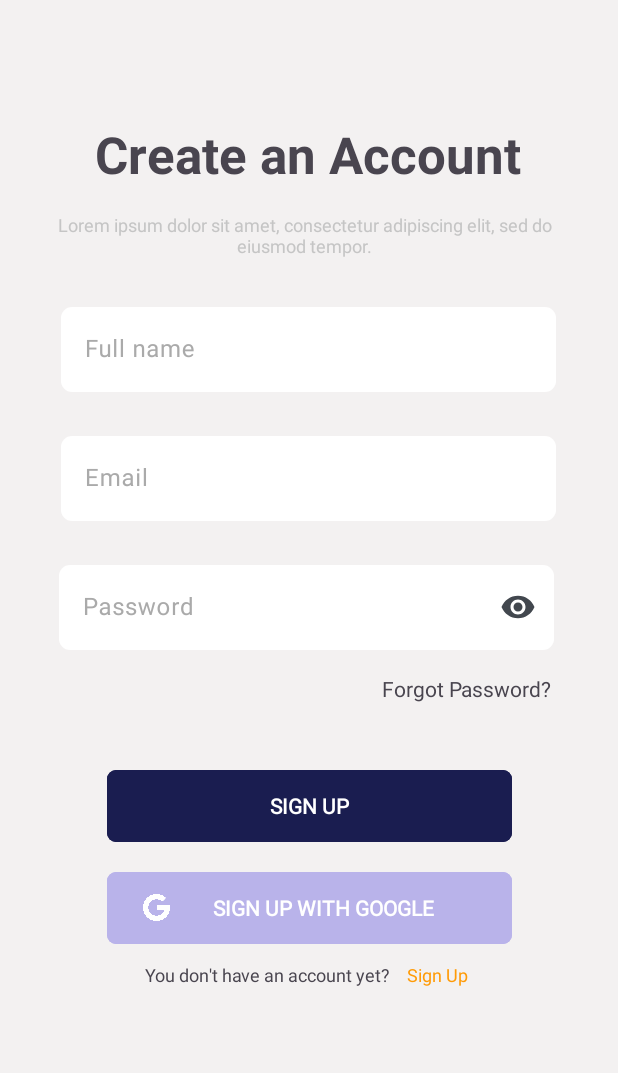
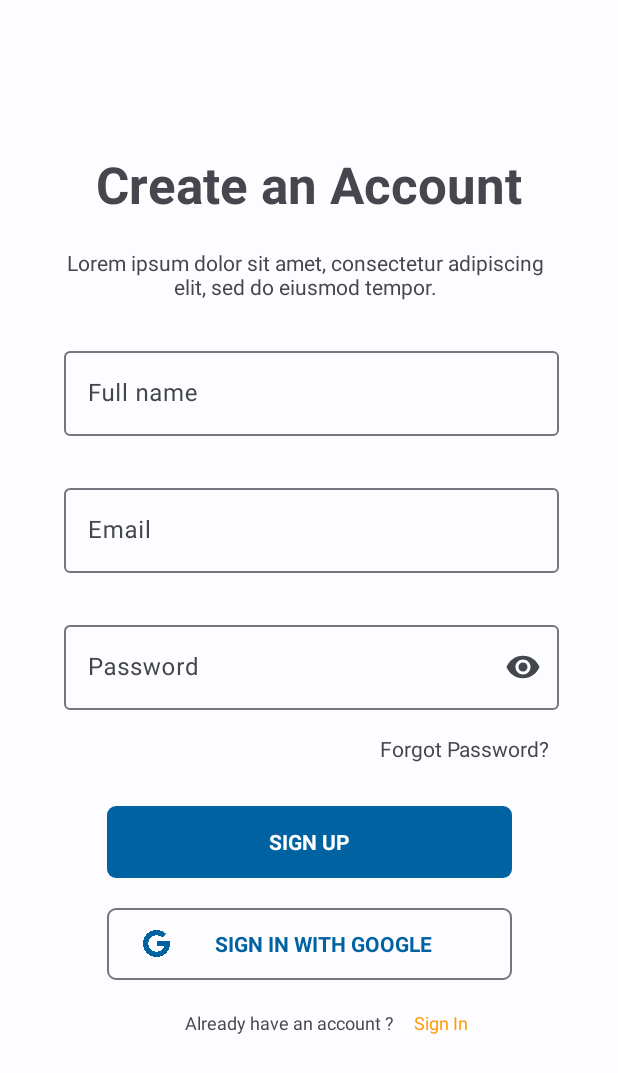
Before and after one commit to YIPZIYAN/LaunchPad, an Android app: the SignUpFragment screen opened through its navigation route, on a phone screen of 412 x 824 dp. Shown: the top 1073 px of the screen. Run offline under Robolectric (Android 15) with nearby library versions, the phone set to English and light mode, and no system bars; our stand-ins replace data binding.

Commit message:
Updated Login and Sign Up Page

```diff
--- a/app/src/main/java/com/example/launchpad/view/LoginFragment.kt
+++ b/app/src/main/java/com/example/launchpad/view/LoginFragment.kt
@@ -7,6 +7,7 @@ import androidx.fragment.app.Fragment
 import android.view.LayoutInflater
 import android.view.View
 import android.view.ViewGroup
+import androidx.navigation.fragment.findNavController
 import com.example.launchpad.viewmodel.LoginViewModel
 import com.example.launchpad.R
 import com.example.launchpad.databinding.FragmentLoginBinding
@@ -18,7 +19,8 @@ class LoginFragment : Fragment() {
     }
 
     private lateinit var viewModel: LoginViewModel
-private lateinit var binding: FragmentLoginBinding
+    private lateinit var binding: FragmentLoginBinding
+    private val nav by lazy { findNavController() }
     override fun onCreateView(
         inflater: LayoutInflater, container: ViewGroup?,
         savedInstanceState: Bundle?
@@ -27,6 +29,11 @@ private lateinit var binding: FragmentLoginBinding
 
         binding.btnLogin.setOnClickListener {
             startActivity(Intent(requireActivity(),UserActivity::class.java)) //testing
+
+        }
+
+        binding.txtSignUp.setOnClickListener {
+            nav.navigate(R.id.signUpFragment)
 
         }
 
--- a/app/src/main/java/com/example/launchpad/view/SignUpFragment.kt
+++ b/app/src/main/java/com/example/launchpad/view/SignUpFragment.kt
@@ -1,12 +1,16 @@
 package com.example.launchpad.view
 
+import android.content.Intent
 import androidx.fragment.app.viewModels
 import android.os.Bundle
 import androidx.fragment.app.Fragment
 import android.view.LayoutInflater
 import android.view.View
 import android.view.ViewGroup
+import androidx.navigation.fragment.findNavController
 import com.example.launchpad.R
+import com.example.launchpad.databinding.FragmentLoginBinding
+import com.example.launchpad.databinding.FragmentSignUpBinding
 import com.example.launchpad.viewmodel.SignUpViewModel
 
 class SignUpFragment : Fragment() {
@@ -16,17 +20,24 @@ class SignUpFragment : Fragment() {
     }
 
     private val viewModel: SignUpViewModel by viewModels()
+    private val nav by lazy { findNavController() }
+    private lateinit var binding: FragmentSignUpBinding
 
-    override fun onCreate(savedInstanceState: Bundle?) {
-        super.onCreate(savedInstanceState)
-
-        // TODO: Use the ViewModel
-    }
 
     override fun onCreateView(
         inflater: LayoutInflater, container: ViewGroup?,
         savedInstanceState: Bundle?
     ): View {
-        return inflater.inflate(R.layout.fragment_sign_up, container, false)
+
+        binding = FragmentSignUpBinding.inflate(inflater,container,false)
+
+
+
+        binding.txtSignIn.setOnClickListener {
+            nav.navigate(R.id.loginFragment)
+
+        }
+
+        return binding.root
     }
 }
--- a/app/src/main/res/layout/fragment_login.xml
+++ b/app/src/main/res/layout/fragment_login.xml
@@ -16,7 +16,7 @@
                 android:layout_width="wrap_content"
                 android:layout_height="wrap_content"
                 android:layout_marginTop="100dp"
-                android:text="Welcome Back"
+                android:text="@string/welcome_back"
                 android:textSize="34sp"
                 android:textStyle="bold"
                 app:layout_constraintEnd_toEndOf="parent"
@@ -49,7 +49,7 @@
                     android:id="@+id/textInputEditText4"
                     android:layout_width="match_parent"
                     android:layout_height="wrap_content"
-                    android:hint="Email"/>
+                    android:hint="@string/email" />
             </com.google.android.material.textfield.TextInputLayout>
 
             <com.google.android.material.textfield.TextInputLayout
@@ -67,7 +67,7 @@
                     android:id="@+id/textInputEditText3"
                     android:layout_width="match_parent"
                     android:layout_height="wrap_content"
-                    android:hint="Password"
+                    android:hint="@string/password"
                     android:inputType="textPassword" />
             </com.google.android.material.textfield.TextInputLayout>
 
@@ -76,7 +76,7 @@
                 android:layout_width="119dp"
                 android:layout_height="20dp"
                 android:layout_marginTop="20dp"
-                android:text="Forgot Password?"
+                android:text="@string/forgot_password"
                 app:layout_constraintEnd_toEndOf="parent"
                 app:layout_constraintHorizontal_bias="0.863"
                 app:layout_constraintStart_toStartOf="parent"
@@ -87,7 +87,7 @@
                 android:layout_width="270dp"
                 android:layout_height="56dp"
                 android:layout_marginTop="24dp"
-                android:text="LOGIN"
+                android:text="@string/login"
                 android:textAppearance="@style/TextAppearance.AppCompat.Body1"
                 android:textStyle="bold"
                 app:cornerRadius="6dp"
@@ -97,11 +97,11 @@
 
             <Button
                 android:id="@+id/btnGoogle"
+                style="?attr/materialButtonOutlinedStyle"
                 android:layout_width="270dp"
                 android:layout_height="56dp"
                 android:layout_marginTop="12dp"
-                style="?attr/materialButtonOutlinedStyle"
-                android:text="SIGN IN WITH GOOGLE"
+                android:text="@string/sign_in_with_google"
                 android:textAppearance="@style/TextAppearance.AppCompat.Body1"
                 android:textStyle="bold"
                 app:cornerRadius="6dp"
@@ -116,21 +116,23 @@
                 android:layout_width="wrap_content"
                 android:layout_height="wrap_content"
                 android:layout_marginTop="16dp"
-                android:text="You don't have an account yet?"
+                android:text="@string/no_account_sentence"
                 android:textSize="12sp"
-                app:layout_constraintEnd_toStartOf="@+id/textView9"
+                app:layout_constraintEnd_toStartOf="@+id/txtSignUp"
                 app:layout_constraintHorizontal_bias="0.902"
                 app:layout_constraintStart_toStartOf="parent"
                 app:layout_constraintTop_toBottomOf="@+id/btnGoogle" />
 
             <TextView
-                android:id="@+id/textView9"
-                android:layout_width="wrap_content"
-                android:layout_height="wrap_content"
+                android:id="@+id/txtSignUp"
+                android:layout_width="48dp"
+                android:layout_height="16dp"
                 android:layout_marginTop="16dp"
-                android:layout_marginEnd="100dp"
+                android:layout_marginEnd="84dp"
+                android:clickable="false"
                 android:fontFamily="@font/roboto"
-                android:text="Sign Up"
+                android:linksClickable="true"
+                android:text="@string/sign_up_1"
                 android:textColor="#FF9B07"
                 android:textSize="12sp"
                 app:layout_constraintEnd_toEndOf="parent"
--- a/app/src/main/res/layout/fragment_sign_up.xml
+++ b/app/src/main/res/layout/fragment_sign_up.xml
@@ -4,10 +4,7 @@
     xmlns:tools="http://schemas.android.com/tools"
     tools:context=".view.SignUpFragment">
 
-    <FrameLayout
-        android:layout_width="match_parent"
-        android:layout_height="match_parent"
-        android:background="#F3F1F1">
+
 
     <androidx.constraintlayout.widget.ConstraintLayout
         android:layout_width="match_parent"
@@ -18,12 +15,11 @@
             android:id="@+id/textView12"
             android:layout_width="wrap_content"
             android:layout_height="wrap_content"
-                android:layout_marginTop="80dp"
-                android:text="Create an Account"
+            android:layout_marginTop="100dp"
+            android:text="@string/create_account"
             android:textSize="34sp"
             android:textStyle="bold"
             app:layout_constraintEnd_toEndOf="parent"
-                app:layout_constraintHorizontal_bias="0.496"
             app:layout_constraintStart_toStartOf="parent"
             app:layout_constraintTop_toTopOf="parent" />
 
@@ -31,56 +27,22 @@
             android:id="@+id/textView13"
             android:layout_width="335dp"
             android:layout_height="38dp"
-                android:layout_marginTop="16dp"
+            android:layout_marginTop="20dp"
             android:text="Lorem ipsum dolor sit amet, consectetur adipiscing elit, sed do eiusmod tempor."
             android:textAlignment="center"
-                android:textColor="#C5C5C5"
-                android:textSize="12sp"
             app:layout_constraintEnd_toEndOf="parent"
-                app:layout_constraintHorizontal_bias="0.46"
+            app:layout_constraintHorizontal_bias="0.473"
             app:layout_constraintStart_toStartOf="parent"
             app:layout_constraintTop_toBottomOf="@+id/textView12" />
 
         <com.google.android.material.textfield.TextInputLayout
-                android:id="@+id/textField1"
+            android:id="@+id/textField4"
             android:layout_width="330dp"
             android:layout_height="66dp"
-                android:layout_marginTop="20dp"
-
-                android:textColorHint="#AAAAAA"
-                app:boxCornerRadiusBottomEnd="6dp"
-                app:boxCornerRadiusBottomStart="6dp"
-                app:boxCornerRadiusTopEnd="6dp"
-                app:boxCornerRadiusTopStart="6dp"
-                app:boxStrokeColor="#FFFFFF"
-                app:boxStrokeWidth="0dp"
+            android:layout_marginTop="25dp"
+            app:endIconMode="password_toggle"
             app:layout_constraintEnd_toEndOf="parent"
-                app:layout_constraintHorizontal_bias="0.493"
-                app:layout_constraintStart_toStartOf="parent"
-                app:layout_constraintTop_toBottomOf="@+id/textView13">
-
-                <com.google.android.material.textfield.TextInputEditText
-                    android:id="@+id/textInputEditText4"
-                    android:layout_width="match_parent"
-                    android:layout_height="wrap_content"
-
-                    android:background="@drawable/round_corner"
-                    android:hint="Full name"
-                    android:textColorHint="#000000" />
-            </com.google.android.material.textfield.TextInputLayout>
-
-
-            <com.google.android.material.textfield.TextInputLayout
-                android:id="@+id/textField2"
-                android:layout_width="330dp"
-                android:layout_height="66dp"
-
-                android:layout_marginTop="20dp"
-                android:textColorHint="#AAAAAA"
-                app:boxStrokeColor="#FFFFFF"
-                app:boxStrokeWidth="0dp"
-                app:layout_constraintEnd_toEndOf="parent"
-                app:layout_constraintHorizontal_bias="0.493"
+            app:layout_constraintHorizontal_bias="0.518"
             app:layout_constraintStart_toStartOf="parent"
             app:layout_constraintTop_toBottomOf="@+id/textField1">
 
@@ -88,73 +50,76 @@
                 android:id="@+id/textInputEditText5"
                 android:layout_width="match_parent"
                 android:layout_height="wrap_content"
+                android:hint="@string/password"
+                android:inputType="textPassword" />
+        </com.google.android.material.textfield.TextInputLayout>
 
-                    android:background="@drawable/round_corner"
-                    android:backgroundTint="#FFFFFF"
-                    android:hint="Email"
-                    android:textColorHint="#000000" />
+        <com.google.android.material.textfield.TextInputLayout
+            android:id="@+id/textField1"
+            android:layout_width="330dp"
+            android:layout_height="66dp"
+            android:layout_marginTop="25dp"
+            app:layout_constraintEnd_toEndOf="parent"
+            app:layout_constraintHorizontal_bias="0.518"
+            app:layout_constraintStart_toStartOf="parent"
+            app:layout_constraintTop_toBottomOf="@+id/textField">
+
+            <com.google.android.material.textfield.TextInputEditText
+                android:id="@+id/textInputEditText4"
+                android:layout_width="match_parent"
+                android:layout_height="wrap_content"
+                android:hint="@string/email" />
         </com.google.android.material.textfield.TextInputLayout>
 
         <com.google.android.material.textfield.TextInputLayout
             android:id="@+id/textField"
             android:layout_width="330dp"
             android:layout_height="66dp"
-                android:layout_marginTop="20dp"
-                android:textColorHint="#AAAAAA"
-                app:boxStrokeColor="#FFFFFF"
-                app:boxStrokeWidth="0dp"
-                app:endIconMode="password_toggle"
+            android:layout_marginTop="25dp"
             app:layout_constraintEnd_toEndOf="parent"
-                app:layout_constraintHorizontal_bias="0.481"
+            app:layout_constraintHorizontal_bias="0.518"
             app:layout_constraintStart_toStartOf="parent"
-                app:layout_constraintTop_toBottomOf="@+id/textField2">
+            app:layout_constraintTop_toBottomOf="@+id/textView13">
 
             <com.google.android.material.textfield.TextInputEditText
                 android:id="@+id/textInputEditText3"
                 android:layout_width="match_parent"
                 android:layout_height="wrap_content"
-                    android:background="@drawable/round_corner"
-                    android:hint="Password"
-                    android:inputType="textPassword" />
+                android:hint="@string/full_name" />
         </com.google.android.material.textfield.TextInputLayout>
 
         <TextView
             android:id="@+id/textView7"
-                android:layout_width="115dp"
-                android:layout_height="24dp"
+            android:layout_width="119dp"
+            android:layout_height="20dp"
             android:layout_marginTop="12dp"
-                android:clickable="false"
-                android:text="Forgot Password?"
+            android:text="@string/forgot_password"
             app:layout_constraintEnd_toEndOf="parent"
-                app:layout_constraintHorizontal_bias="0.858"
+            app:layout_constraintHorizontal_bias="0.866"
             app:layout_constraintStart_toStartOf="parent"
-                app:layout_constraintTop_toBottomOf="@+id/textField" />
+            app:layout_constraintTop_toBottomOf="@+id/textField4" />
 
         <Button
             android:id="@+id/btnLogin"
             android:layout_width="270dp"
             android:layout_height="56dp"
-                android:layout_marginTop="72dp"
-                android:backgroundTint="#1A1D50"
-                android:fontFamily="@font/roboto"
-                android:text="SIGN UP"
+            android:layout_marginTop="24dp"
+            android:text="@string/sign_up_2"
             android:textAppearance="@style/TextAppearance.AppCompat.Body1"
             android:textStyle="bold"
             app:cornerRadius="6dp"
             app:layout_constraintEnd_toEndOf="parent"
             app:layout_constraintStart_toStartOf="parent"
-                app:layout_constraintTop_toBottomOf="@+id/textField" />
+            app:layout_constraintTop_toBottomOf="@+id/textView7" />
 
         <Button
             android:id="@+id/btnGoogle"
+            style="?attr/materialButtonOutlinedStyle"
             android:layout_width="270dp"
             android:layout_height="56dp"
             android:layout_marginTop="12dp"
-                android:backgroundTint="#B9B3EA"
-                android:fontFamily="@font/roboto"
-                android:text="SIGN UP WITH GOOGLE"
+            android:text="@string/sign_in_with_google"
             android:textAppearance="@style/TextAppearance.AppCompat.Body1"
-                android:textColor="#FFFFFF"
             android:textStyle="bold"
             app:cornerRadius="6dp"
             app:icon="@drawable/google_icon"
@@ -167,22 +132,23 @@
             android:id="@+id/textView8"
             android:layout_width="wrap_content"
             android:layout_height="wrap_content"
-                android:layout_marginTop="8dp"
-                android:text="You don't have an account yet?"
+            android:layout_marginTop="16dp"
+            android:text="@string/got_account_sentence"
             android:textSize="12sp"
-                app:layout_constraintEnd_toStartOf="@+id/textView9"
+            app:layout_constraintEnd_toStartOf="@+id/txtSignIn"
             app:layout_constraintHorizontal_bias="0.902"
             app:layout_constraintStart_toStartOf="parent"
             app:layout_constraintTop_toBottomOf="@+id/btnGoogle" />
 
         <TextView
-                android:id="@+id/textView9"
+            android:id="@+id/txtSignIn"
             android:layout_width="wrap_content"
             android:layout_height="wrap_content"
-                android:layout_marginTop="8dp"
+            android:layout_marginTop="16dp"
             android:layout_marginEnd="100dp"
             android:fontFamily="@font/roboto"
-                android:text="Sign Up"
+            android:linksClickable="true"
+            android:text="@string/sign_in"
             android:textColor="#FF9B07"
             android:textSize="12sp"
             app:layout_constraintEnd_toEndOf="parent"
@@ -190,6 +156,5 @@
 
     </androidx.constraintlayout.widget.ConstraintLayout>
 
-    </FrameLayout>
 
 </layout>
--- a/app/src/main/res/navigation/auth_nav.xml
+++ b/app/src/main/res/navigation/auth_nav.xml
@@ -12,7 +12,8 @@
         tools:layout="@layout/fragment_login" >
         <action
             android:id="@+id/action_loginFragment_to_signUpFragment"
-            app:destination="@id/signUpFragment" />
+            app:destination="@id/signUpFragment"
+            app:launchSingleTop="false" />
     </fragment>
     <fragment
         android:id="@+id/signUpFragment"
--- a/app/src/main/res/values/strings.xml
+++ b/app/src/main/res/values/strings.xml
@@ -1,14 +1,26 @@
 <resources>
     <string name="app_name">LaunchPad</string>
+    <string name="full_name">Full name</string>
     <string name="email">Email</string>
+    <string name="password">Password</string>
+    <string name="welcome_back">Welcome Back</string>
+    <string name="create_account">Create an Account</string>
+    <string name="sign_in_with_google">SIGN IN WITH GOOGLE</string>
     <string name="upcoming">Upcoming</string>
     <string name="history">History</string>
     <string name="post">Post</string>
     <string name="edit_profile">Edit Profile</string>
     <string name="setting">Setting</string>
     <string name="searchbar_hint">Search</string>
+    <string name="forgot_password">Forgot Password?</string>
+    <string name="got_account_sentence">Already have an account ?</string>
+    <string name="no_account_sentence">You don\'t have an account yet?</string>
     <string name="password_and_security">Password and security</string>
     <string name="personal_information">Personal information</string>
+    <string name="sign_in">Sign In</string>
+    <string name="sign_up_1">Sign Up</string>
+    <string name="sign_up_2">SIGN UP</string>
+    <string name="login">LOGIN</string>
     <string name="logout">Logout</string>
     <array name="job_position">
         <item>Director</item>
```
Lines whose indentation alone changed are shown as unchanged.
